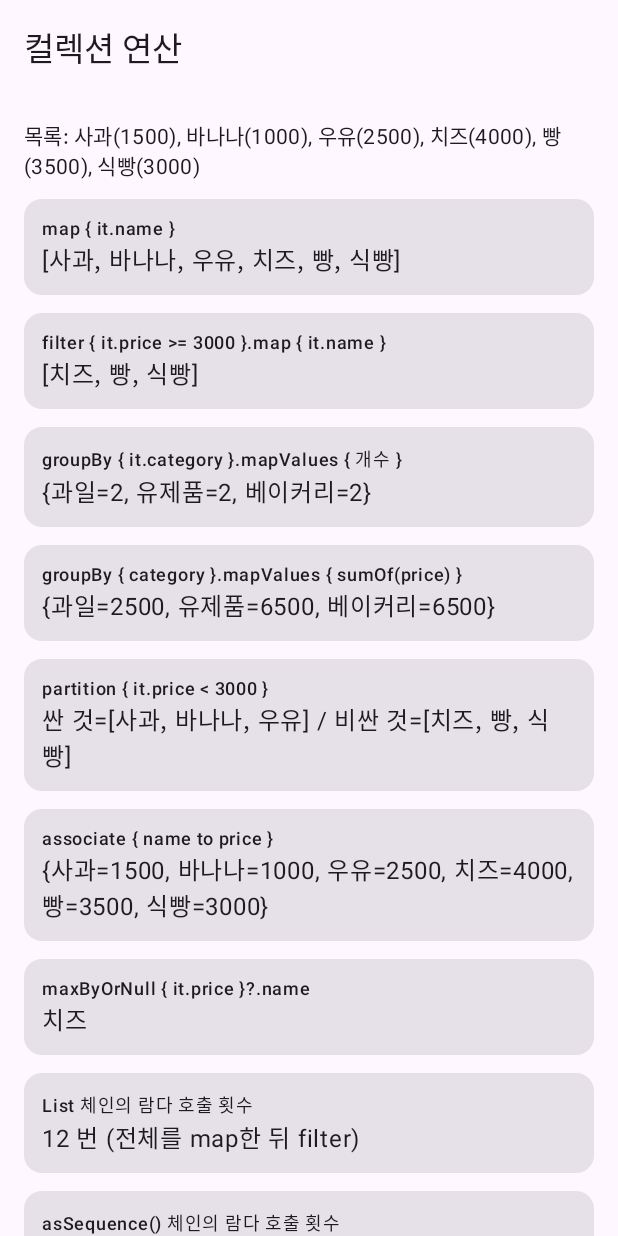
After one commit to 92hoy/kotlin_tutorial, an Android app built with Jetpack Compose: the composable CollectionDemo shown on its own in the app's theme, on a phone screen of 412 x 824 dp. The commit adds this screen. Run offline under Robolectric (Android 15) with nearby library versions, the phone set to English and light mode, and no system bars.

Commit message:
feat: 컬렉션 연산 데모 화면 추가

```diff
--- /dev/null
+++ b/app/src/main/java/com/example/kotlintutorial/ui/demo/CollectionDemo.kt
@@ -0,0 +1,86 @@
+package com.example.kotlintutorial.ui.demo
+
+import androidx.compose.foundation.layout.Column
+import androidx.compose.foundation.layout.fillMaxWidth
+import androidx.compose.foundation.layout.padding
+import androidx.compose.material3.Card
+import androidx.compose.material3.MaterialTheme
+import androidx.compose.material3.Text
+import androidx.compose.runtime.Composable
+import androidx.compose.ui.Modifier
+import androidx.compose.ui.unit.dp
+
+/**
+ * 컬렉션 연산 예시에 쓰는 상품 모델.
+ *
+ * @property name 상품 이름.
+ * @property category 분류.
+ * @property price 가격(원).
+ */
+data class Product(val name: String, val category: String, val price: Int)
+
+/** 컬렉션 데모에서 공통으로 쓰는 샘플 데이터. */
+val sampleProducts: List<Product> = listOf(
+    Product("사과", "과일", 1500),
+    Product("바나나", "과일", 1000),
+    Product("우유", "유제품", 2500),
+    Product("치즈", "유제품", 4000),
+    Product("빵", "베이커리", 3500),
+    Product("식빵", "베이커리", 3000),
+)
+
+/**
+ * 컬렉션 연산별 코드와 결과를 만든다.
+ *
+ * Kotlin 포인트: 람다를 받는 고차 함수로 `for` 루프와 임시 리스트 없이 변환, 필터, 묶기를 한 줄에 쓴다.
+ * 원본은 읽기 전용 `List`라서 연산마다 새 컬렉션이 만들어지고 원본은 바뀌지 않음.
+ * Java의 Stream과 달리 `.stream()`, `.collect()` 호출이 필요 없다.
+ *
+ * @param products 대상 상품 목록.
+ * @return 코드와 결과 쌍의 목록.
+ */
+fun collectionResults(products: List<Product>): List<Pair<String, String>> {
+    val (cheap, expensive) = products.partition { it.price < 3000 }
+
+    // 시퀀스는 원소 하나씩 모든 단계를 거치므로, 필요한 개수를 채우면 나머지는 계산하지 않는다.
+    var listCalls = 0
+    products.map { listCalls++; it.price }.filter { listCalls++; it > 2000 }.first()
+    var seqCalls = 0
+    products.asSequence().map { seqCalls++; it.price }.filter { seqCalls++; it > 2000 }.first()
+
+    return listOf(
+        "map { it.name }" to products.map { it.name }.toString(),
+        "filter { it.price >= 3000 }.map { it.name }" to
+            products.filter { it.price >= 3000 }.map { it.name }.toString(),
+        "groupBy { it.category }.mapValues { 개수 }" to
+            products.groupBy { it.category }.mapValues { (_, list) -> list.size }.toString(),
+        "groupBy { category }.mapValues { sumOf(price) }" to
+            products.groupBy { it.category }.mapValues { (_, list) -> list.sumOf { it.price } }.toString(),
+        "partition { it.price < 3000 }" to "싼 것=${cheap.map { it.name }} / 비싼 것=${expensive.map { it.name }}",
+        "associate { name to price }" to products.associate { it.name to it.price }.toString(),
+        "maxByOrNull { it.price }?.name" to products.maxByOrNull { it.price }?.name.toString(),
+        "List 체인의 람다 호출 횟수" to "$listCalls 번 (전체를 map한 뒤 filter)",
+        "asSequence() 체인의 람다 호출 횟수" to "$seqCalls 번 (첫 결과가 나오면 중단)",
+    )
+}
+
+/**
+ * 컬렉션 연산 데모 화면. 샘플 상품 목록에 적용한 연산 결과를 카드로 나열한다.
+ */
+@Composable
+fun CollectionDemo() {
+    DemoScaffold("컬렉션 연산") {
+        Text(
+            "목록: " + sampleProducts.joinToString { "${it.name}(${it.price})" },
+            style = MaterialTheme.typography.bodyMedium,
+        )
+        collectionResults(sampleProducts).forEach { (code, result) ->
+            Card(modifier = Modifier.fillMaxWidth()) {
+                Column(modifier = Modifier.padding(12.dp)) {
+                    Text(code, style = MaterialTheme.typography.labelMedium)
+                    Text(result, style = MaterialTheme.typography.bodyLarge)
+                }
+            }
+        }
+    }
+}
--- a/app/src/main/java/com/example/kotlintutorial/ui/navigation/Catalog.kt
+++ b/app/src/main/java/com/example/kotlintutorial/ui/navigation/Catalog.kt
@@ -2,6 +2,7 @@ package com.example.kotlintutorial.ui.navigation
 
 import androidx.compose.runtime.Composable
 import com.example.kotlintutorial.ui.MemoScreen
+import com.example.kotlintutorial.ui.demo.CollectionDemo
 import com.example.kotlintutorial.ui.demo.ExtensionDemo
 import com.example.kotlintutorial.ui.demo.ScopeFunctionDemo
 import com.example.kotlintutorial.ui.demo.SealedStateDemo
@@ -67,4 +68,10 @@ val catalog: List<DemoEntry> = listOf(
         summary = "`let`, `run`, `with`, `apply`, `also`의 수신 방식과 반환값 비교",
         screen = { ScopeFunctionDemo() },
     ),
+    DemoEntry(
+        route = "collection",
+        title = "컬렉션 연산",
+        summary = "`map`, `filter`, `groupBy`, `partition`과 시퀀스 지연 평가",
+        screen = { CollectionDemo() },
+    ),
 )
```
